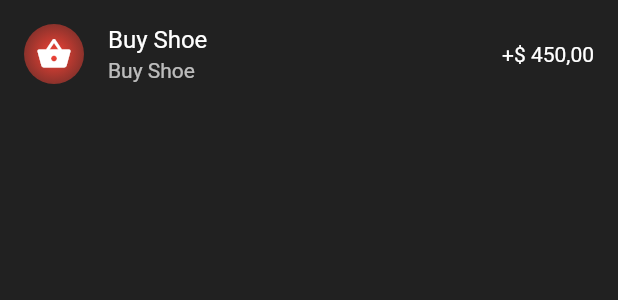
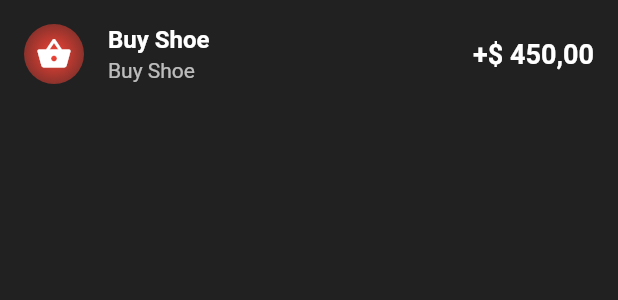
Before and after one commit to Vini03-Alcantra/AppCredit, a Flutter app: the ItemList widget shown alone on an empty page, opened directly, on a phone screen of 412 x 824 dp. Shown: the top 300 px of the screen. Run offline on Flutter 3.47's test engine with Material 2 defaults, Android fonts, the phone set to English and light mode, and no system bars; our stand-ins replace sliding_sheet; missing offline and left inert: sa_v1_migration; network calls fail.

Commit message:
Adcionando detalhes do item_list

```diff
--- a/lib/pages/widgets/item_list.dart
+++ b/lib/pages/widgets/item_list.dart
@@ -11,9 +11,21 @@ class ItemList extends StatelessWidget {
   @override
   Widget build(BuildContext context) {
     return ListTile(
-      title: Text(title),
+      title: Text(
+        title,
+        style: TextStyle(
+          fontWeight: FontWeight.bold,
+          fontSize: 16
+        ),
+      ),
       subtitle: Text(subTitle),
-      trailing: Text(value),
+      trailing: Text(
+        value,
+        style: TextStyle(
+          fontWeight: FontWeight.bold,
+          fontSize: 18
+        ),
+      ),
       leading: Container(
         height: 40,
         width: 40,
```
